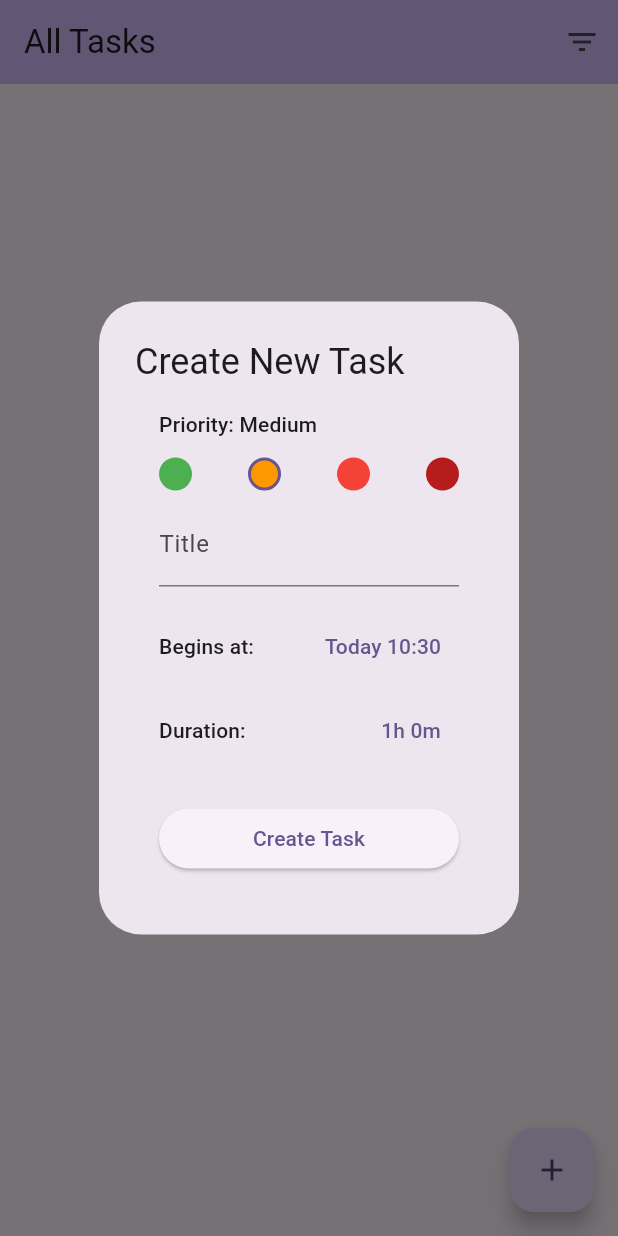
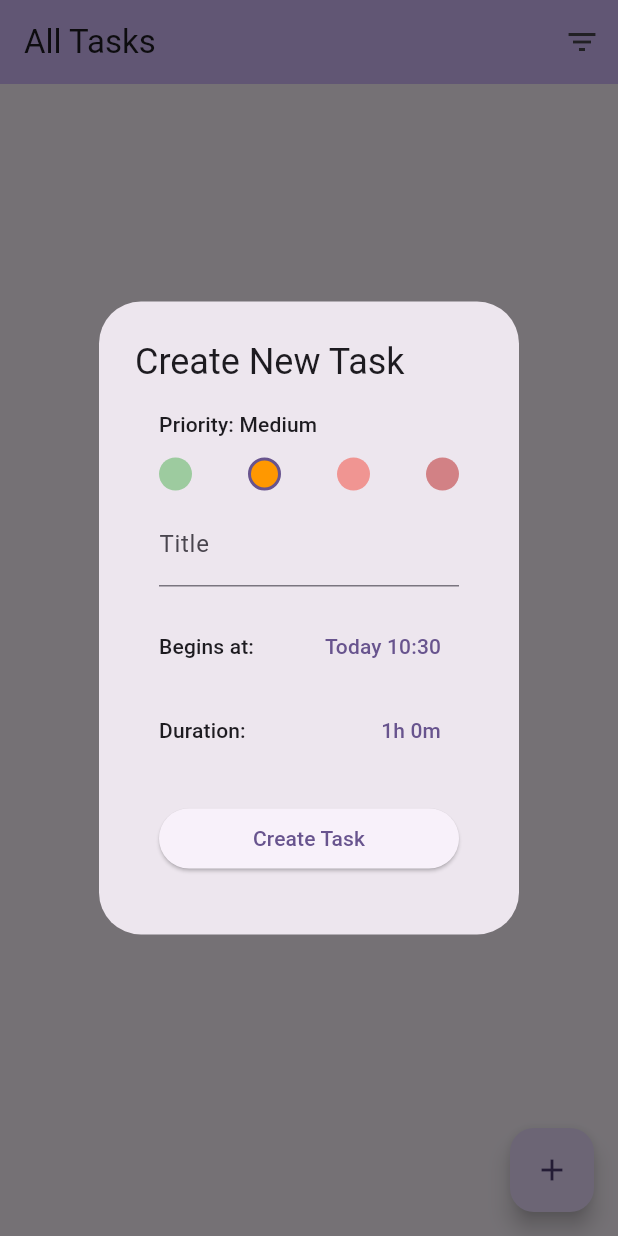
Before and after one commit to eliasfeijo/flutter-agenda-pwa, a Flutter app: the screen it shows after launch, after a tap on the "add" icon, on a phone screen of 412 x 824 dp. Run offline on Flutter 3.47's test engine with Material 3 defaults, Android fonts, the phone set to English and light mode, and no system bars; our stand-ins replace shared_preferences.

```diff
--- a/lib/widgets/forms/task_form.dart
+++ b/lib/widgets/forms/task_form.dart
@@ -250,13 +250,14 @@ class PriorityChip extends StatelessWidget {
 
   @override
   Widget build(BuildContext context) {
-    return GestureDetector(
+    return InkWell(
       onTap: onTap,
+      customBorder: CircleBorder(),
       child: Container(
         width: 22,
         height: 22,
         decoration: BoxDecoration(
-          color: priority.color,
+          color: priority.color.withAlpha(isSelected ? 255 : 127),
           shape: BoxShape.circle,
           border: isSelected
               ? Border.all(
```
